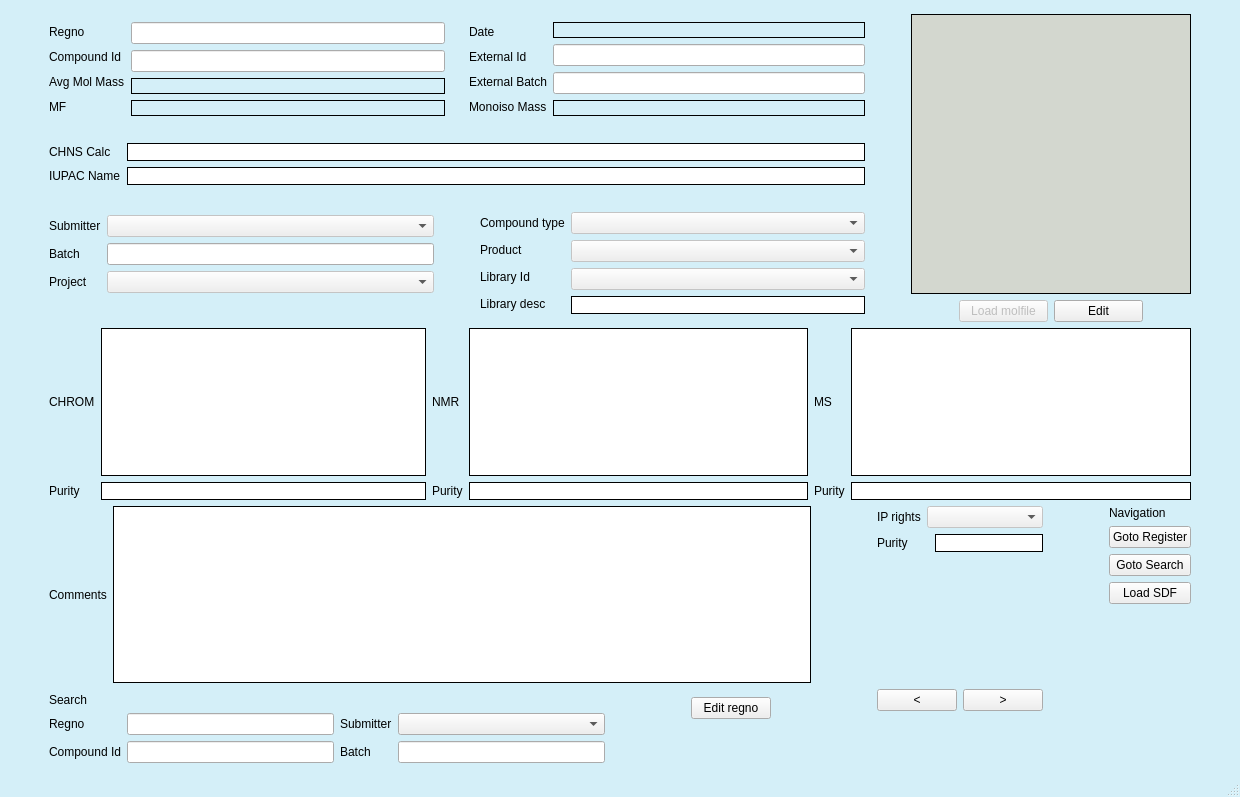
Qt form chemReg/assets/searchchem.ui (dahlbma/scarab_tornado) before a commit.
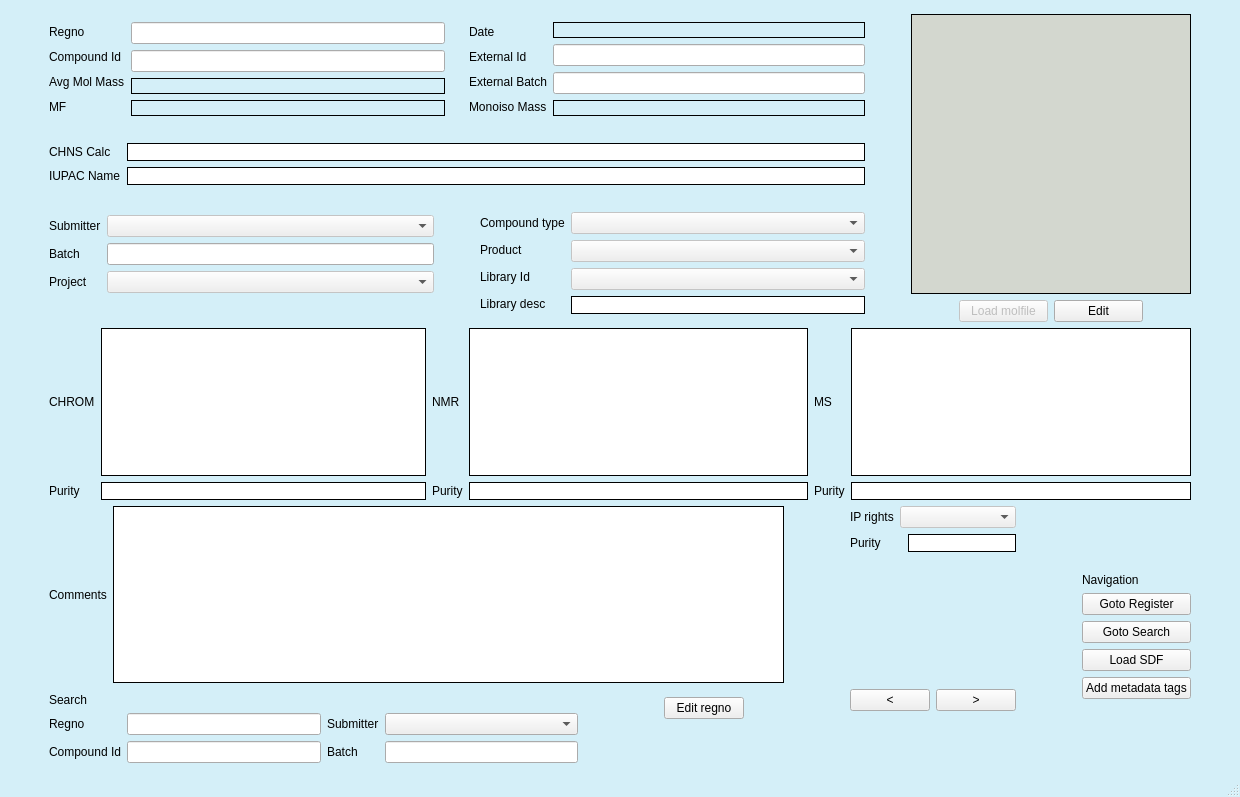
The same form after that commit.

```diff
--- a/chemReg/assets/searchchem.ui
+++ b/chemReg/assets/searchchem.ui
@@ -1347,6 +1347,19 @@
         </item>
         <item>
          <layout class="QVBoxLayout" name="verticalLayout_7">
+          <item>
+           <spacer name="verticalSpacer">
+            <property name="orientation">
+             <enum>Qt::Vertical</enum>
+            </property>
+            <property name="sizeHint" stdset="0">
+             <size>
+              <width>20</width>
+              <height>40</height>
+             </size>
+            </property>
+           </spacer>
+          </item>
           <item>
            <widget class="QLabel" name="label_5">
             <property name="text">
@@ -1375,6 +1388,13 @@
             </property>
            </widget>
           </item>
+          <item>
+           <widget class="QPushButton" name="addmeta_btn">
+            <property name="text">
+             <string>Add metadata tags</string>
+            </property>
+           </widget>
+          </item>
           <item>
            <spacer name="verticalSpacer_9">
             <property name="orientation">
```
